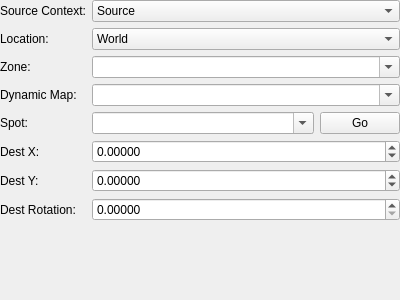
Above: tools/cathedral/ui/ActionZoneChange.ui from comphack/comp_hack before the change. Below: the same form after it.
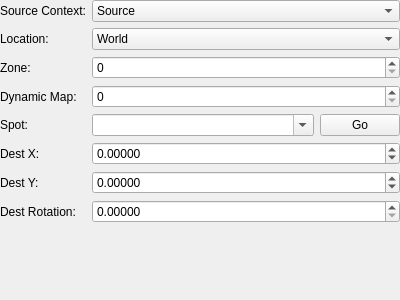
That is the form after the change.

Commit message: Adding remaining action types minus new controls

What changed in the file:
```diff
--- a/tools/cathedral/ui/ActionZoneChange.ui
+++ b/tools/cathedral/ui/ActionZoneChange.ui
@@ -89,32 +89,6 @@
        </item>
       </widget>
      </item>
-     <item row="2" column="1">
-      <widget class="QComboBox" name="zone">
-       <property name="sizePolicy">
-        <sizepolicy hsizetype="Expanding" vsizetype="Fixed">
-         <horstretch>0</horstretch>
-         <verstretch>0</verstretch>
-        </sizepolicy>
-       </property>
-       <property name="editable">
-        <bool>true</bool>
-       </property>
-      </widget>
-     </item>
-     <item row="3" column="1">
-      <widget class="QComboBox" name="dynamicMap">
-       <property name="sizePolicy">
-        <sizepolicy hsizetype="Expanding" vsizetype="Fixed">
-         <horstretch>0</horstretch>
-         <verstretch>0</verstretch>
-        </sizepolicy>
-       </property>
-       <property name="editable">
-        <bool>true</bool>
-       </property>
-      </widget>
-     </item>
      <item row="3" column="0">
       <widget class="QLabel" name="lblDynamicMap">
        <property name="text">
@@ -210,6 +184,20 @@
        </property>
       </widget>
      </item>
+     <item row="3" column="1">
+      <widget class="QSpinBox" name="dynamicMap">
+       <property name="maximum">
+        <number>2147483647</number>
+       </property>
+      </widget>
+     </item>
+     <item row="2" column="1">
+      <widget class="QSpinBox" name="zone">
+       <property name="maximum">
+        <number>2147483647</number>
+       </property>
+      </widget>
+     </item>
     </layout>
    </item>
   </layout>
```
The commit also changes 13 other files.
